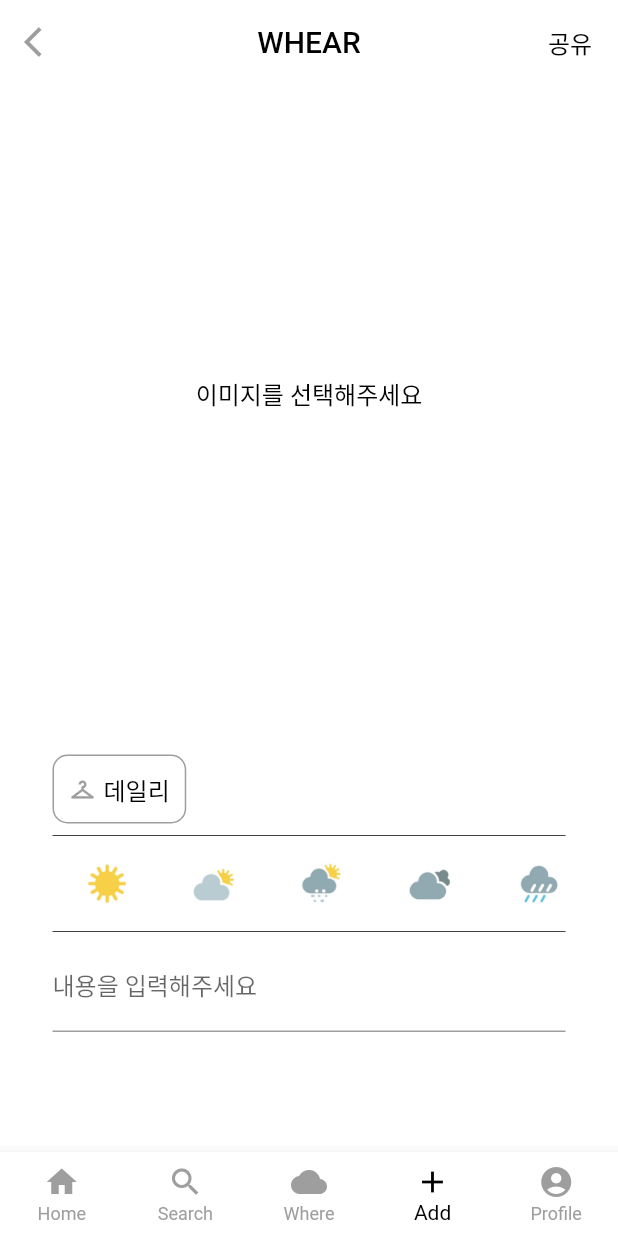
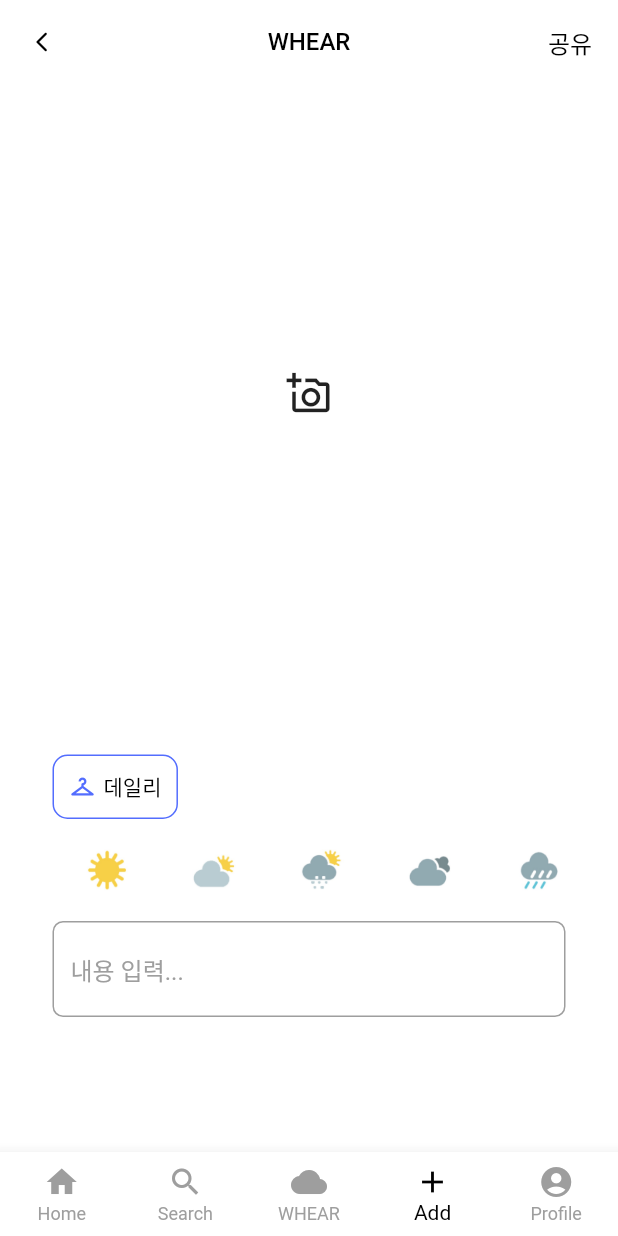
Before and after one commit to hanmo2000110/WHEAR, a Flutter app: the screen it shows once a user with an empty profile is signed in, item 4 of the bottom bar chosen, on a phone screen of 412 x 824 dp. Run offline on Flutter 3.47's test engine with Material 2 defaults, Android fonts, the phone set to English and light mode, and no system bars; our stand-ins replace carousel_slider, cloud_firestore, firebase_auth, firebase_core, firebase_storage, geolocator and 4 more; missing offline and left inert: multi_image_picker, tflite; accounts and stored records are empty; statements that could not run were skipped.

Commit message:
addPage ui수정3

```diff
--- a/whear/lib/screens/add_page.dart
+++ b/whear/lib/screens/add_page.dart
@@ -73,20 +73,17 @@ class _AddPageState extends State<AddPage> {
         shadowColor: Colors.white,
         title: const Text(
           'WHEAR',
-          style: TextStyle(color: Colors.black),
+          style: TextStyle(color: Colors.black, fontSize: 16),
         ),
         backgroundColor: Colors.white,
         centerTitle: true,
         elevation: 0,
         leading: IconButton(
           icon: const Icon(
-            Icons.arrow_back_ios,
-            color: Colors.grey,
+            Icons.arrow_back_ios_rounded,
+            color: Colors.black,
+            size: 16,
           ),
-          // const Text(
-          //   '취소',
-          //   style: TextStyle(color: Colors.black, fontSize: 16),
-          // ),
           onPressed: () {
             bc.changeTabIndex(0);
           },
@@ -140,20 +137,17 @@ class _AddPageState extends State<AddPage> {
                             items: imageList
                                 .map((e) => AssetThumb(
                                       asset: e,
-                                    // width: Get.width.truncate(),
-                                    // height: Get.width.truncate(),
                                       width: 200,
                                       height: 200,
                                     ))
                                 .toList(),
                           )
                         : const Center(
-                          child: Text(
-                            "이미지를 선택해주세요",
-                            style: TextStyle(color: Colors.black, fontSize: 16),
+                            child: Icon(
+                              Icons.add_a_photo_outlined,
+                              size: 30,
                             ),
-                        ),
-                ),
+                          )),
                 onTap: () async {
                   await getMultiImage();
                 },
@@ -166,7 +160,6 @@ class _AddPageState extends State<AddPage> {
                     Align(
                       alignment: Alignment.centerLeft,
                       child: PopupMenuButton(
-                        // initialValue: '데일리',
                         child: Container(
                           child: Row(
                             mainAxisSize: MainAxisSize.min,
@@ -174,7 +167,7 @@ class _AddPageState extends State<AddPage> {
                               const Icon(
                                 Icons.checkroom,
                                 size: 18,
-                                color: Colors.grey,
+                                color: Colors.indigoAccent,
                               ),
                               const SizedBox(
                                 width: 5,
@@ -182,7 +175,9 @@ class _AddPageState extends State<AddPage> {
                               Text(
                                 post_lookType,
                                 style: const TextStyle(
-                                    color: Colors.black, fontSize: 16),
+                                    color: Colors.black,
+                                    fontSize: 14,
+                                    fontWeight: FontWeight.w500),
                               ),
                             ],
                           ),
@@ -190,26 +185,12 @@ class _AddPageState extends State<AddPage> {
                           decoration: BoxDecoration(
                             shape: BoxShape.rectangle,
                             border: Border.all(
-                              color: Colors.grey,
+                              color: Colors.indigoAccent,
                             ),
                             borderRadius:
                                 const BorderRadius.all(Radius.circular(10)),
                           ),
                         ),
-                        // OutlinedButton.icon(
-                        //     onPressed: () {},
-                        //     icon: const Icon(Icons.add, size: 18),
-                        //     label: const Text(
-                        //       "어떤 룩인지 선택해주세요",
-                        //       style: TextStyle(color: Colors.black, fontSize: 16),
-                        //     ),
-                        //     style: OutlinedButton.styleFrom(
-                        //       shape: const RoundedRectangleBorder(
-                        //           borderRadius:
-                        //               BorderRadius.all(Radius.circular(10))),
-                        //       side:
-                        //           const BorderSide(width: 1, color: Colors.blue),
-                        //     )),
                         onSelected: (result) {
                           setState(() {
                             post_lookType = result.toString();
@@ -218,13 +199,20 @@ class _AddPageState extends State<AddPage> {
                         itemBuilder: (BuildContext context) => lookTypes
                             .map((value) => PopupMenuItem(
                                   value: value,
-                                  child: Text(value),
+                                  child: Text(
+                                    value,
+                                    style: const TextStyle(
+                                        color: Colors.black, fontSize: 14),
+                                  ),
                                 ))
                             .toList(),
                       ),
                     ),
-                    Divider(
-                      color: Colors.grey.shade800,
+                    // Divider(
+                    //   color: Colors.grey.shade800,
+                    // ),
+                    const SizedBox(
+                      height: 10,
                     ),
                     SingleChildScrollView(
                       scrollDirection: Axis.horizontal,
@@ -245,7 +233,7 @@ class _AddPageState extends State<AddPage> {
                                 style: OutlinedButton.styleFrom(
                                   elevation: i != post_weatherType ? 0 : 3,
                                   shape: const CircleBorder(),
-                                  side: BorderSide(
+                                  side: const BorderSide(
                                       width: 1, color: Colors.transparent
                                       //     : Colors.blue,
                                       ),
@@ -253,18 +241,53 @@ class _AddPageState extends State<AddPage> {
                         ],
                       ),
                     ),
-                    Divider(
-                      color: Colors.grey.shade800,
+                    // Divider(
+                    //   color: Colors.grey.shade800,
+                    // ),
+                    // TextField(
+                    //   // keyboardType: TextInputType.multiline,
+                    //   maxLines: null,
+                    //   decoration: const InputDecoration(
+                    //     labelText: "내용 입력...",
+                    //     labelStyle: TextStyle(fontSize: 14),
+                    //     fillColor: Colors.black,
+                    //     focusColor: Colors.black,
+                    //     hoverColor: Colors.black,
+                    //   ),
+                    //   autocorrect: false,
+                    //   onChanged: (value) {
+                    //     post_content = value;
+                    //   },
+                    //   onSubmitted: (value) {
+                    //     post_content = value;
+                    //   },
+                    // ),
+                    SizedBox(
+                      height: 10,
                     ),
-                    TextField(
+                    TextFormField(
+                      minLines: 1,
+                      maxLines: 5,
+                      cursorColor: Colors.grey,
+                      keyboardType: TextInputType
+                          .multiline, // user keyboard will have a button to move cursor to next line
+                      autocorrect: false,
                       decoration: const InputDecoration(
-                        labelText: "내용을 입력해주세요",
+                          hintText: '내용 입력...',
+                          hintStyle: TextStyle(color: Colors.grey),
+                          fillColor: Colors.grey,
+                          focusColor: Colors.grey,
+                          hoverColor: Colors.grey,
+                          focusedBorder: OutlineInputBorder(
+                            borderRadius: BorderRadius.all(Radius.circular(7)),
                           ),
-                      autocorrect: false,
+                          border: OutlineInputBorder(
+                            borderRadius: BorderRadius.all(Radius.circular(7)),
+                          )),
                       onChanged: (value) {
                         post_content = value;
                       },
-                      onSubmitted: (value) {
+                      onFieldSubmitted: (value) {
                         post_content = value;
                       },
                     ),
--- a/whear/lib/screens/detail_page.dart
+++ b/whear/lib/screens/detail_page.dart
@@ -38,7 +38,7 @@ class _DetailPageState extends State<DetailPage> {
           ),
           title: const Text(
             "Detail",
-            style: TextStyle(color: Colors.black, fontSize: 15),
+            style: TextStyle(color: Colors.black, fontSize: 16),
           ),
         ),
         body: SingleChildScrollView(
--- a/whear/lib/screens/home_page.dart
+++ b/whear/lib/screens/home_page.dart
@@ -198,7 +198,7 @@ class _HomePageState extends State<HomePage> {
         elevation: 0,
         title: const Text(
           'WHEAR',
-          style: TextStyle(color: Colors.black),
+          style: TextStyle(color: Colors.black, fontSize: 16),
         ),
         shadowColor: Colors.white,
         actions: [
--- a/whear/lib/screens/navigation_bar.dart
+++ b/whear/lib/screens/navigation_bar.dart
@@ -56,7 +56,7 @@ class NavigationBarState extends State<NavigationBar> {
               ),
               BottomNavigationBarItem(
                 icon: Icon(Icons.cloud),
-                label: 'Where',
+                label: 'WHEAR',
               ),
               BottomNavigationBarItem(
                 icon: Icon(Icons.add),
```
Lines whose indentation alone changed are shown as unchanged.
